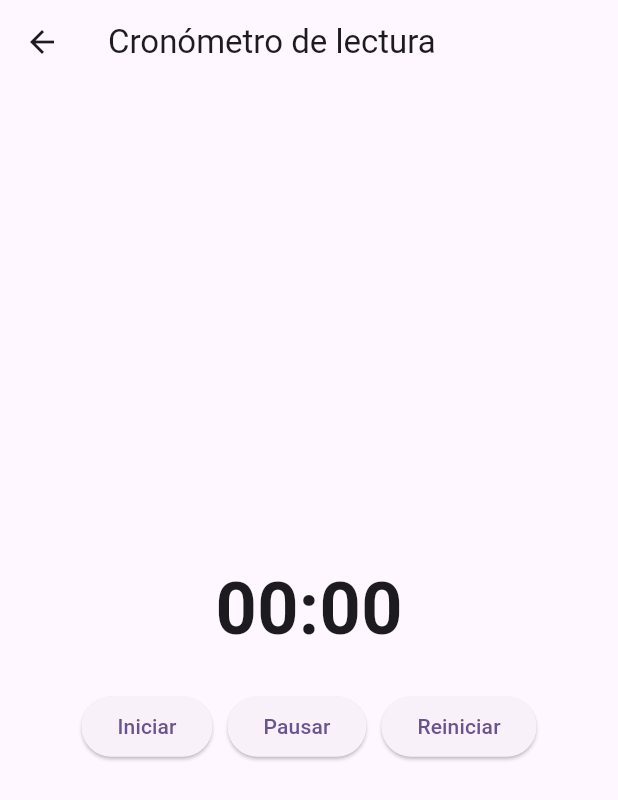
After one commit to RobertoAmaya04/RetoLectura, a Flutter app: the CronometroScreen screen opened directly, after a tap on "Iniciar", after a tap on "Reiniciar", on a phone screen of 412 x 824 dp. The commit adds this screen. Shown: the top 800 px of the screen. Run offline on Flutter 3.47's test engine with Material 3 defaults, Android fonts, the phone set to English and light mode, and no system bars; our stand-ins replace cloud_firestore, firebase_auth, firebase_core, google_sign_in; missing offline and left inert: dart:ffi; accounts and stored records are empty; network calls fail.

Commit message:
Primer commit: Pantalla Cronometro - Leonardo Amaya

```diff
--- a/lib/main.dart
+++ b/lib/main.dart
@@ -1,3 +1,5 @@
+import 'dart:ffi';
+
 import 'package:cloud_firestore/cloud_firestore.dart';
 import 'package:firebase_auth/firebase_auth.dart';
 import 'package:firebase_core/firebase_core.dart';
--- /dev/null
+++ b/lib/src/views/cronometro.dart
@@ -0,0 +1,77 @@
+import 'dart:async';
+import 'package:flutter/material.dart';
+
+class CronometroScreen extends StatefulWidget { //Declaración de la pantalla del cronómetro
+  @override
+  _CronometroScreenState createState() => _CronometroScreenState();
+}
+
+class _CronometroScreenState extends State<CronometroScreen> { //Estado del cronómetro
+  Timer? _timer; //Objeto que realiza el conteo del tiempo
+  int _seconds = 0; //Contador de segundos
+  bool _isRunning = false; //Estado del cronómetro (en ejecución o pausado) para evitar que se realice múltiples timers
+
+  void _startTimer() { //Función para iniciar el cronómetro
+    if (_isRunning) return;
+    _isRunning = true;
+    _timer = Timer.periodic(Duration(seconds: 1), (timer) { //El timer.periodic ejecuta una función cada cierto tiempo
+      setState(() {
+        _seconds++;
+      });
+    });
+  }
+
+  void _pauseTimer() { //Función para pausar el cronómetro
+    _timer?.cancel();
+    _isRunning = false;
+  }
+
+  void _resetTimer() { //Función para reiniciar el cronómetro
+    _timer?.cancel();
+    setState(() {
+      _seconds = 0;
+      _isRunning = false;
+    });
+  }
+
+  String _formatTime(int seconds) { //Función para formatear el tiempo en minutos y segundos
+    final minutes = (seconds ~/ 60).toString().padLeft(2, '0');
+    final secs = (seconds % 60).toString().padLeft(2, '0');
+    return "$minutes:$secs";
+  }
+
+  @override
+  Widget build(BuildContext context) { //Construcción de la interfaz de usuario
+    return Scaffold(
+      appBar: AppBar(title: Text('Cronómetro de lectura')),
+      body: Center(
+        child: Column(
+          mainAxisAlignment: MainAxisAlignment.center,
+          children: [
+            Text(
+              _formatTime(_seconds),
+              style: TextStyle(fontSize: 48, fontWeight: FontWeight.bold),
+            ),
+            SizedBox(height: 20),
+            Row(
+              mainAxisAlignment: MainAxisAlignment.center,
+              children: [
+                ElevatedButton(onPressed: _startTimer, child: Text('Iniciar')),
+                SizedBox(width: 10),
+                ElevatedButton(onPressed: _pauseTimer, child: Text('Pausar')),
+                SizedBox(width: 10),
+                ElevatedButton(onPressed: _resetTimer, child: Text('Reiniciar')),
+              ],
+            )
+          ],
+        ),
+      ),
+    );
+  }
+
+  @override
+  void dispose() { //Limpieza del timer al cerrar la pantalla
+    _timer?.cancel();
+    super.dispose();
+  }
+}
```
Also changed, not shown: pubspec.yaml (+10 -22 lines), pubspec.lock, 3 other files.
